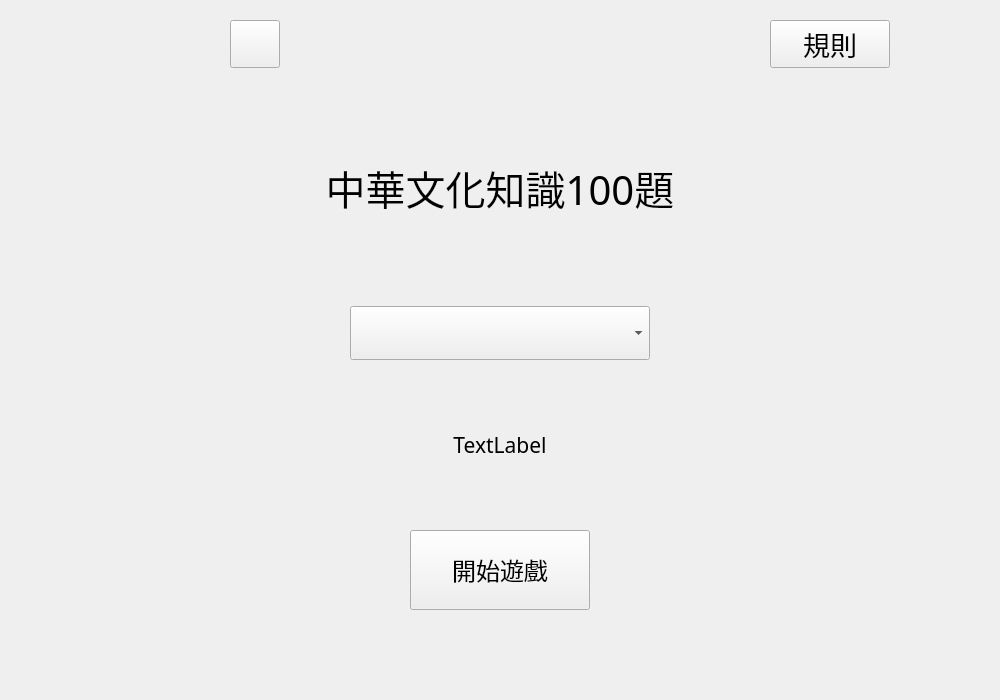
Old version of the form src/ui_files/IntroWidget.ui in the repository hwc20896/ChineseProj.
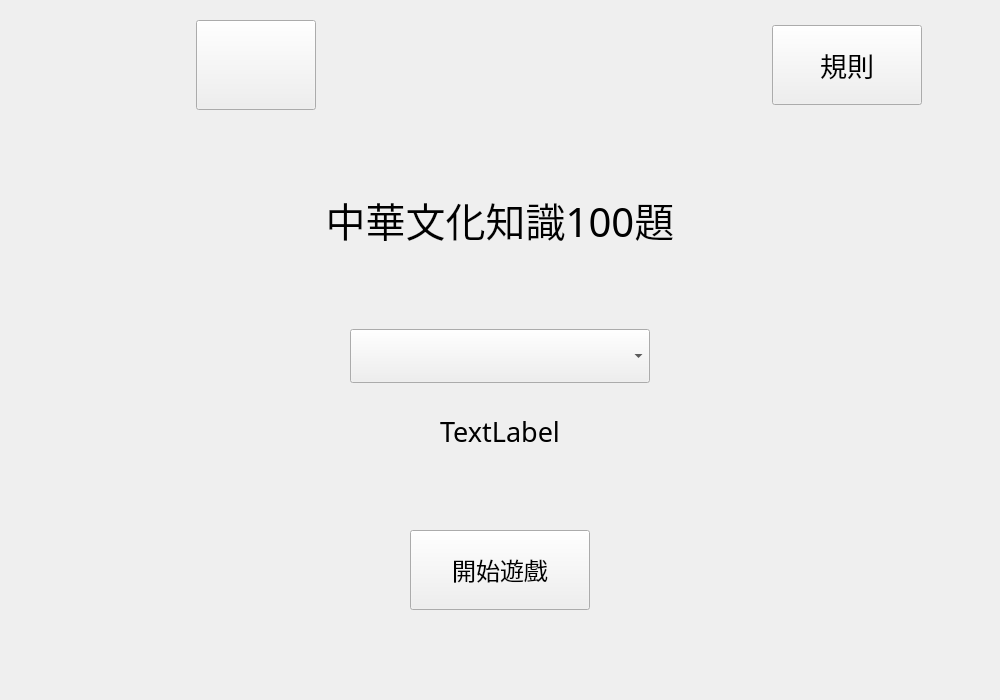
New version of the form.

```diff
--- a/src/ui_files/IntroWidget.ui
+++ b/src/ui_files/IntroWidget.ui
@@ -15,7 +15,7 @@
   </property>
   <layout class="QVBoxLayout" name="verticalLayout">
    <property name="spacing">
-    <number>70</number>
+    <number>80</number>
    </property>
    <property name="leftMargin">
     <number>20</number>
@@ -40,34 +40,51 @@
      <item>
       <widget class="QPushButton" name="muteSwitch">
        <property name="sizePolicy">
-        <sizepolicy hsizetype="Fixed" vsizetype="Fixed">
+        <sizepolicy hsizetype="Expanding" vsizetype="Expanding">
          <horstretch>0</horstretch>
          <verstretch>0</verstretch>
         </sizepolicy>
        </property>
-       <property name="maximumSize">
+       <property name="minimumSize">
         <size>
          <width>50</width>
          <height>50</height>
         </size>
        </property>
+       <property name="maximumSize">
+        <size>
+         <width>120</width>
+         <height>120</height>
+        </size>
+       </property>
+       <property name="font">
+        <font>
+         <pointsize>12</pointsize>
+        </font>
+       </property>
        <property name="text">
         <string/>
        </property>
        <property name="iconSize">
         <size>
-         <width>40</width>
-         <height>40</height>
+         <width>80</width>
+         <height>80</height>
         </size>
        </property>
       </widget>
      </item>
      <item>
       <widget class="QPushButton" name="rule">
-       <property name="maximumSize">
+       <property name="minimumSize">
         <size>
          <width>120</width>
-         <height>16777215</height>
+         <height>0</height>
+        </size>
+       </property>
+       <property name="maximumSize">
+        <size>
+         <width>150</width>
+         <height>80</height>
         </size>
        </property>
        <property name="font">
@@ -101,10 +118,19 @@
    </item>
    <item>
     <layout class="QVBoxLayout" name="gamemode">
+     <property name="spacing">
+      <number>30</number>
+     </property>
      <item>
       <layout class="QHBoxLayout" name="featureBoxLayout">
        <item>
         <widget class="QComboBox" name="featureBox">
+         <property name="sizePolicy">
+          <sizepolicy hsizetype="Preferred" vsizetype="Preferred">
+           <horstretch>0</horstretch>
+           <verstretch>0</verstretch>
+          </sizepolicy>
+         </property>
          <property name="maximumSize">
           <size>
            <width>300</width>
@@ -135,7 +161,7 @@
        <property name="font">
         <font>
          <family>Microsoft JhengHei</family>
-         <pointsize>16</pointsize>
+         <pointsize>20</pointsize>
         </font>
        </property>
        <property name="text">
```
